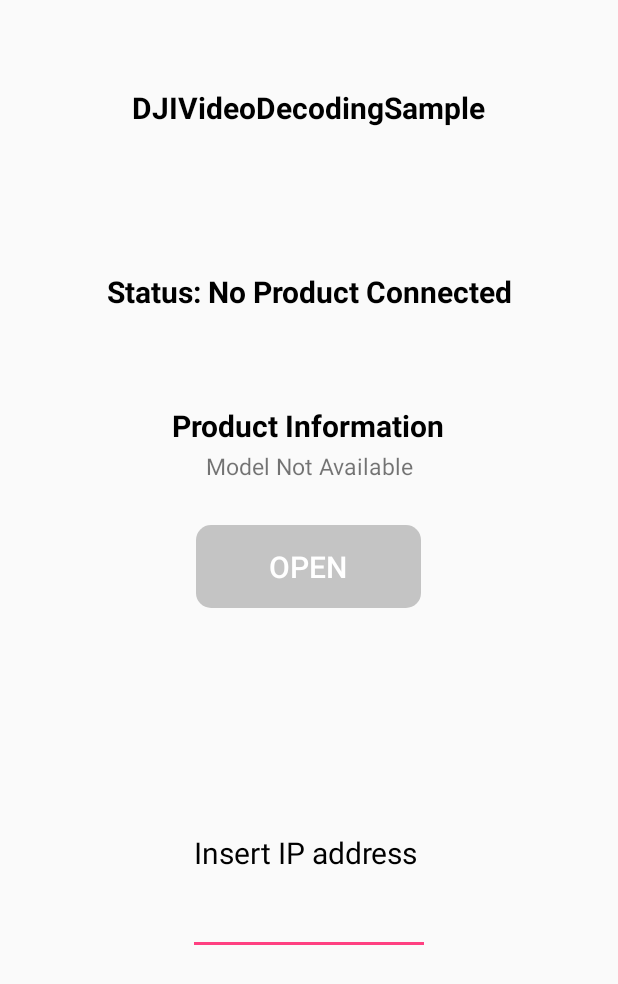
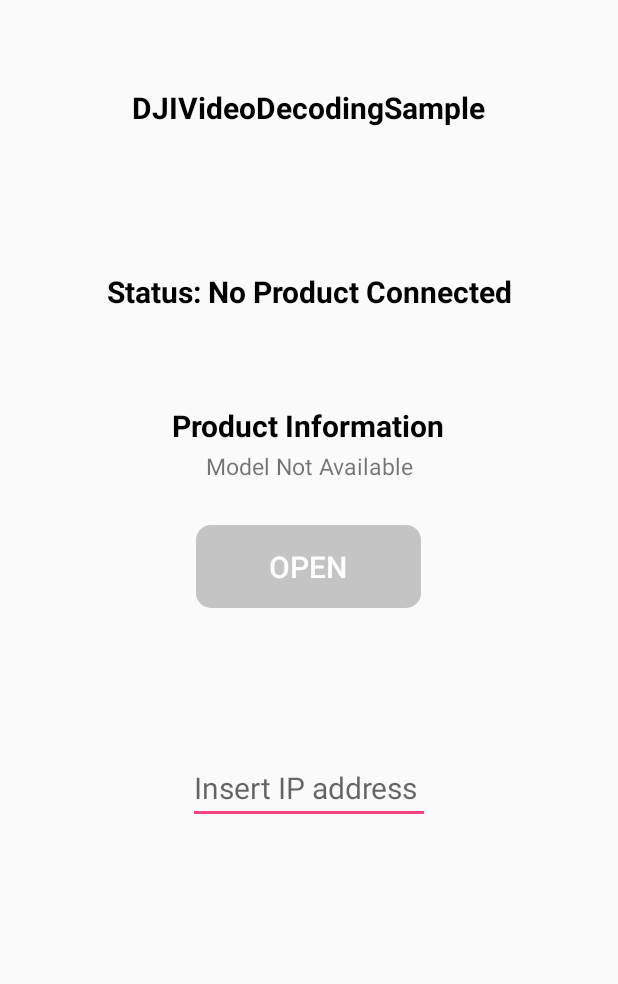
Before and after one commit to D3VL-Jack/videodrone2, an Android app: the screen it shows after launch (ConnectionActivity), on a phone screen of 412 x 824 dp. Shown: the top 984 px of the screen. Run offline under Robolectric (Android 15) with nearby library versions, the phone set to English and light mode, and no system bars; libraries missing offline, so code that uses them is left out: dji.common.error, dji.common.useraccount, dji.common.util, dji.keysdk, dji.keysdk.callback and 5 more; 5 statements that could not run were skipped.

Commit message:
Hint for Ip address

```diff
--- a/android-videostreamdecodingsample/app/src/main/java/com/dji/videostreamdecodingsample/MainActivity.java
+++ b/android-videostreamdecodingsample/app/src/main/java/com/dji/videostreamdecodingsample/MainActivity.java
@@ -58,7 +58,6 @@ public class MainActivity extends Activity implements DJICodecManager.YuvDataCal
     private enum DemoType { USE_TEXTURE_VIEW, USE_SURFACE_VIEW, USE_SURFACE_VIEW_DEMO_DECODER}
     private static DemoType demoType = DemoType.USE_TEXTURE_VIEW;
     private VideoFeeder.VideoFeed standardVideoFeeder;
-
 
 
     protected VideoFeeder.VideoDataListener mReceivedVideoDataListener = null;
--- a/android-videostreamdecodingsample/app/src/main/res/layout/activity_connection.xml
+++ b/android-videostreamdecodingsample/app/src/main/res/layout/activity_connection.xml
@@ -81,12 +81,10 @@
         android:layout_below="@+id/textView2"
         android:layout_alignParentStart="true"
         android:layout_alignParentEnd="true"
-        android:layout_alignParentBottom="true"
         android:layout_marginStart="125dp"
         android:layout_marginTop="50dp"
         android:layout_marginEnd="125dp"
-        android:layout_marginBottom="187dp"
-        android:text="Insert IP address"
+        android:hint="Insert IP address"
         android:textColor="@color/colorBlack"
         android:textSize="20dp" />
 
```
Also changed, not shown: 1 other file.
